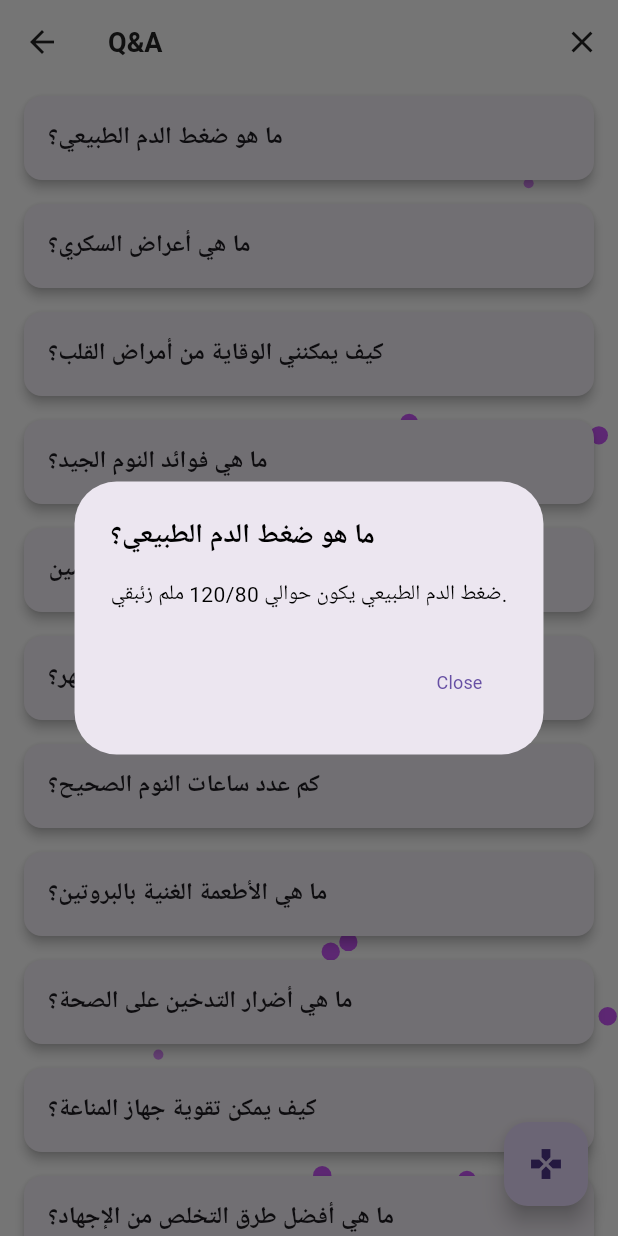
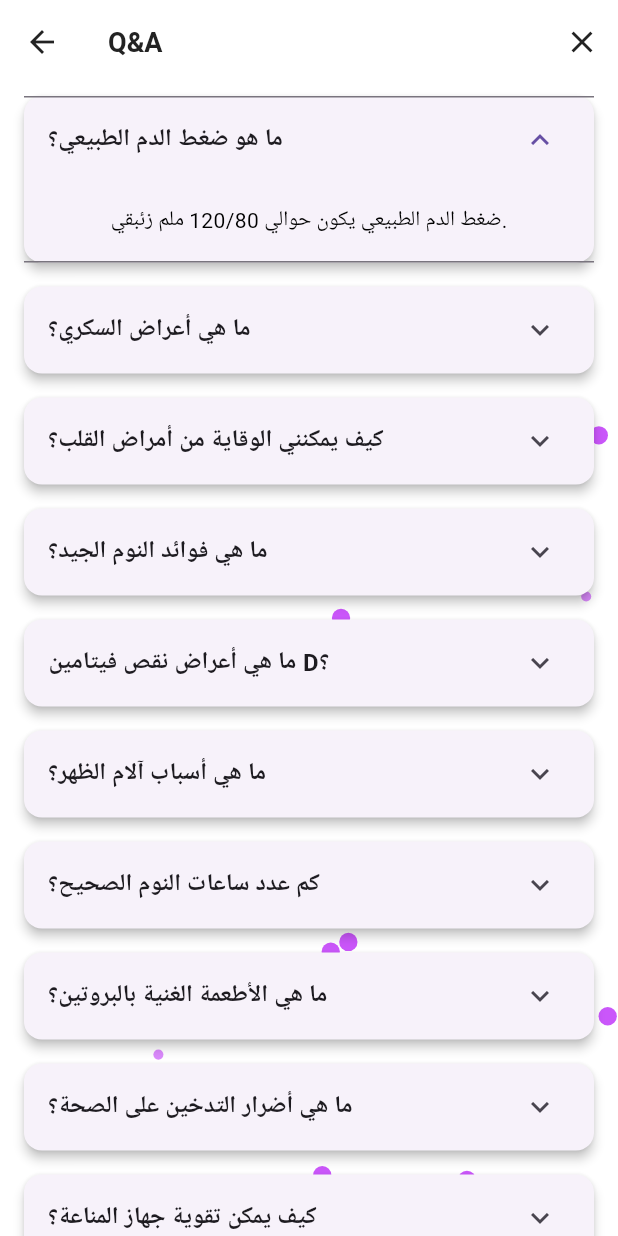
Before and after one commit to MustafaKammel/last2-95-Finishing-, a Flutter app: the ChatBotScreen screen opened directly, after a tap on "ما هو ضغط الدم الطبيعي؟", on a phone screen of 412 x 824 dp. Run offline on Flutter 3.47's test engine with Material 3 defaults, Android fonts, the phone set to English and light mode, and no system bars; our stand-ins replace bloc, cached_network_image, carousel_slider, cloud_firestore, connectivity, dio and 25 more; missing offline and left inert: booking_calendar, easy_pdf_viewer, favorite_button, flutter_stripe; accounts and stored records are empty; Roboto replaces fonts that are missing (Poppins).

Commit message:
-- ProtoType Chat Bot

```diff
--- a/lib/features/App/screens/Home/home_page.dart
+++ b/lib/features/App/screens/Home/home_page.dart
@@ -212,7 +212,6 @@ class _ChatBotScreenState extends State<ChatBotScreen> {
     "ما هي أضرار التدخين على الصحة؟": "تشمل أضرار التدخين ارتفاع خطر الإصابة بأمراض القلب والسرطان وأمراض التنفس.",
     "كيف يمكن تقوية جهاز المناعة؟": "يمكن تقوية جهاز المناعة باتباع نمط حياة صحي، وتناول الغذاء المتوازن، وممارسة الرياضة بانتظام.",
     "ما هي أفضل طرق التخلص من الإجهاد؟": "من أفضل طرق التخلص من الإجهاد التمارين الرياضية، والتأمل، والاسترخاء، والنوم الجيد.",
-
   };
 
   @override
@@ -245,7 +244,7 @@ class _ChatBotScreenState extends State<ChatBotScreen> {
               return Card(
                 elevation: 3,
                 margin: EdgeInsets.symmetric(vertical: 8, horizontal: 16),
-                child: ListTile(
+                child: ExpansionTile(
                   title: Text(
                     question,
                     style: TextStyle(
@@ -253,49 +252,34 @@ class _ChatBotScreenState extends State<ChatBotScreen> {
                       fontSize: 16,
                     ),
                   ),
-                  onTap: () {
-                    showDialog(
-                      context: context,
-                      builder: (BuildContext context) {
-                        return AlertDialog(
-                          title: Text(
-                            question,
-                            style: TextStyle(fontWeight: FontWeight.bold),
-                          ),
-                          content: Text(answer),
-                          actions: [
-                            TextButton(
-                              onPressed: () {
-                                Navigator.of(context).pop();
-                              },
-                              child: Text('Close'),
-                            ),
-                          ],
-                        );
-                      },
-                    );
-                  },
+                  children: [
+                    Padding(
+                      padding: const EdgeInsets.all(16.0),
+                      child: Text(answer),
+                    ),
+                  ],
                 ),
               );
             },
           ),
-          Positioned(
-            bottom: 20,
-            right: 20,
-            child: FloatingActionButton(
-              onPressed: () {
-                Navigator.of(context).push(
-                  MaterialPageRoute(builder: (context) => RockPaperScissorsGame()),
-                );
-              },
-              child: Icon(Icons.gamepad),
-            ),
-          ),
+          // Positioned(
+          //   bottom: 20,
+          //   right: 20,
+          //   child: FloatingActionButton(
+          //     onPressed: () {
+          //       Navigator.of(context).push(
+          //         MaterialPageRoute(builder: (context) => RockPaperScissorsGame()),
+          //       );
+          //     },
+          //     child: Icon(Icons.gamepad),
+          //   ),
+          // ),
         ],
       ),
     );
   }
 }
+
 
 class RockPaperScissorsGame extends StatefulWidget {
   @override
```
